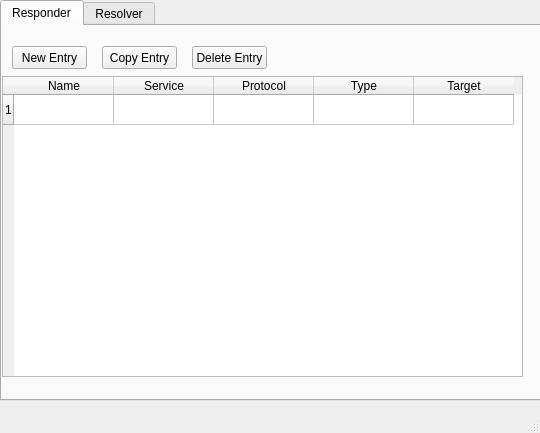
Qt form mainwindow.ui (MarianBogdanCostel/Aplicatie-Zero-config-mDNS-and-DNS-SD) before a commit.
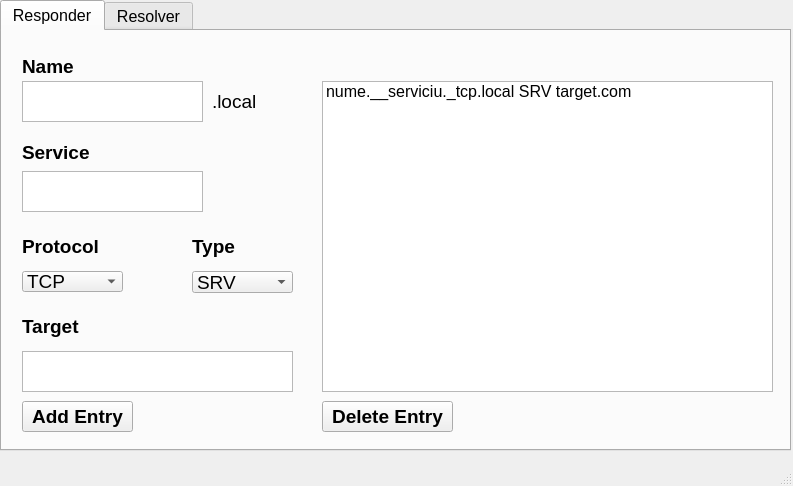
The same form after that commit.

Patch:
```diff
--- a/mainwindow.ui
+++ b/mainwindow.ui
@@ -6,8 +6,8 @@
    <rect>
     <x>0</x>
     <y>0</y>
-    <width>540</width>
-    <height>433</height>
+    <width>793</width>
+    <height>486</height>
    </rect>
   </property>
   <property name="windowTitle">
@@ -19,10 +19,15 @@
      <rect>
       <x>0</x>
       <y>0</y>
-      <width>541</width>
-      <height>401</height>
+      <width>791</width>
+      <height>451</height>
      </rect>
     </property>
+    <property name="font">
+     <font>
+      <pointsize>12</pointsize>
+     </font>
+    </property>
     <property name="currentIndex">
      <number>0</number>
     </property>
@@ -30,80 +35,261 @@
      <attribute name="title">
       <string>Responder</string>
      </attribute>
-     <widget class="QTableWidget" name="tableWidget">
-      <property name="geometry">
-       <rect>
-        <x>0</x>
-        <y>50</y>
-        <width>521</width>
-        <height>301</height>
-       </rect>
-      </property>
-      <row>
-       <property name="text">
-        <string>1</string>
-       </property>
-      </row>
-      <column>
-       <property name="text">
-        <string>Name</string>
-       </property>
-      </column>
-      <column>
-       <property name="text">
-        <string>Service</string>
-       </property>
-      </column>
-      <column>
-       <property name="text">
-        <string>Protocol</string>
-       </property>
-      </column>
-      <column>
-       <property name="text">
-        <string>Type</string>
-       </property>
-      </column>
-      <column>
-       <property name="text">
-        <string>Target</string>
-       </property>
-      </column>
-     </widget>
      <widget class="QPushButton" name="button_new">
       <property name="geometry">
        <rect>
-        <x>10</x>
-        <y>20</y>
-        <width>75</width>
-        <height>23</height>
+        <x>20</x>
+        <y>370</y>
+        <width>111</width>
+        <height>31</height>
        </rect>
       </property>
+      <property name="font">
+       <font>
+        <pointsize>14</pointsize>
+        <weight>75</weight>
+        <bold>true</bold>
+       </font>
+      </property>
       <property name="text">
-       <string>New Entry</string>
+       <string>Add Entry</string>
       </property>
      </widget>
-     <widget class="QPushButton" name="button_copy">
+     <widget class="QLabel" name="label">
       <property name="geometry">
        <rect>
-        <x>100</x>
+        <x>20</x>
         <y>20</y>
-        <width>75</width>
-        <height>23</height>
+        <width>61</width>
+        <height>31</height>
        </rect>
       </property>
       <property name="text">
-       <string>Copy Entry</string>
+       <string>&lt;html&gt;&lt;head/&gt;&lt;body&gt;&lt;p&gt;&lt;span style=&quot; font-size:14pt; font-weight:600;&quot;&gt;Name&lt;/span&gt;&lt;/p&gt;&lt;/body&gt;&lt;/html&gt;</string>
       </property>
      </widget>
-     <widget class="QPushButton" name="button_delete">
+     <widget class="QTextEdit" name="textEdit_2">
       <property name="geometry">
        <rect>
+        <x>20</x>
+        <y>50</y>
+        <width>181</width>
+        <height>41</height>
+       </rect>
+      </property>
+      <property name="font">
+       <font>
+        <pointsize>14</pointsize>
+       </font>
+      </property>
+      <property name="html">
+       <string>&lt;!DOCTYPE HTML PUBLIC &quot;-//W3C//DTD HTML 4.0//EN&quot; &quot;http://www.w3.org/TR/REC-html40/strict.dtd&quot;&gt;
+&lt;html&gt;&lt;head&gt;&lt;meta name=&quot;qrichtext&quot; content=&quot;1&quot; /&gt;&lt;style type=&quot;text/css&quot;&gt;
+p, li { white-space: pre-wrap; }
+&lt;/style&gt;&lt;/head&gt;&lt;body style=&quot; font-family:'MS Shell Dlg 2'; font-size:14pt; font-weight:400; font-style:normal;&quot;&gt;
+&lt;p style=&quot;-qt-paragraph-type:empty; margin-top:0px; margin-bottom:0px; margin-left:0px; margin-right:0px; -qt-block-indent:0; text-indent:0px;&quot;&gt;&lt;br /&gt;&lt;/p&gt;&lt;/body&gt;&lt;/html&gt;</string>
+      </property>
+     </widget>
+     <widget class="QLabel" name="label_2">
+      <property name="geometry">
+       <rect>
+        <x>20</x>
+        <y>110</y>
+        <width>71</width>
+        <height>21</height>
+       </rect>
+      </property>
+      <property name="text">
+       <string>&lt;html&gt;&lt;head/&gt;&lt;body&gt;&lt;p&gt;&lt;span style=&quot; font-size:14pt; font-weight:600;&quot;&gt;Service&lt;/span&gt;&lt;/p&gt;&lt;/body&gt;&lt;/html&gt;</string>
+      </property>
+     </widget>
+     <widget class="QLabel" name="label_3">
+      <property name="geometry">
+       <rect>
+        <x>20</x>
+        <y>200</y>
+        <width>91</width>
+        <height>31</height>
+       </rect>
+      </property>
+      <property name="text">
+       <string>&lt;html&gt;&lt;head/&gt;&lt;body&gt;&lt;p&gt;&lt;span style=&quot; font-size:14pt; font-weight:600;&quot;&gt;Protocol&lt;/span&gt;&lt;/p&gt;&lt;/body&gt;&lt;/html&gt;</string>
+      </property>
+     </widget>
+     <widget class="QComboBox" name="comboBox">
+      <property name="geometry">
+       <rect>
+        <x>20</x>
+        <y>240</y>
+        <width>101</width>
+        <height>21</height>
+       </rect>
+      </property>
+      <property name="font">
+       <font>
+        <pointsize>14</pointsize>
+        <weight>50</weight>
+        <bold>false</bold>
+       </font>
+      </property>
+      <item>
+       <property name="text">
+        <string>TCP</string>
+       </property>
+      </item>
+      <item>
+       <property name="text">
+        <string>UDP</string>
+       </property>
+      </item>
+     </widget>
+     <widget class="QLabel" name="label_4">
+      <property name="geometry">
+       <rect>
         <x>190</x>
-        <y>20</y>
-        <width>75</width>
-        <height>23</height>
+        <y>200</y>
+        <width>71</width>
+        <height>31</height>
        </rect>
+      </property>
+      <property name="text">
+       <string>&lt;html&gt;&lt;head/&gt;&lt;body&gt;&lt;p&gt;&lt;span style=&quot; font-size:14pt; font-weight:600;&quot;&gt;Type&lt;/span&gt;&lt;/p&gt;&lt;/body&gt;&lt;/html&gt;</string>
+      </property>
+     </widget>
+     <widget class="QComboBox" name="comboBox_2">
+      <property name="geometry">
+       <rect>
+        <x>190</x>
+        <y>240</y>
+        <width>101</width>
+        <height>22</height>
+       </rect>
+      </property>
+      <property name="font">
+       <font>
+        <pointsize>14</pointsize>
+        <weight>50</weight>
+        <bold>false</bold>
+       </font>
+      </property>
+      <item>
+       <property name="text">
+        <string>SRV</string>
+       </property>
+      </item>
+      <item>
+       <property name="text">
+        <string>TXT</string>
+       </property>
+      </item>
+     </widget>
+     <widget class="QLabel" name="label_5">
+      <property name="geometry">
+       <rect>
+        <x>210</x>
+        <y>50</y>
+        <width>81</width>
+        <height>41</height>
+       </rect>
+      </property>
+      <property name="text">
+       <string>&lt;html&gt;&lt;head/&gt;&lt;body&gt;&lt;p&gt;&lt;span style=&quot; font-size:14pt;&quot;&gt;.local&lt;/span&gt;&lt;/p&gt;&lt;/body&gt;&lt;/html&gt;</string>
+      </property>
+     </widget>
+     <widget class="QTextEdit" name="textEdit_4">
+      <property name="geometry">
+       <rect>
+        <x>20</x>
+        <y>320</y>
+        <width>271</width>
+        <height>41</height>
+       </rect>
+      </property>
+      <property name="font">
+       <font>
+        <pointsize>14</pointsize>
+       </font>
+      </property>
+      <property name="html">
+       <string>&lt;!DOCTYPE HTML PUBLIC &quot;-//W3C//DTD HTML 4.0//EN&quot; &quot;http://www.w3.org/TR/REC-html40/strict.dtd&quot;&gt;
+&lt;html&gt;&lt;head&gt;&lt;meta name=&quot;qrichtext&quot; content=&quot;1&quot; /&gt;&lt;style type=&quot;text/css&quot;&gt;
+p, li { white-space: pre-wrap; }
+&lt;/style&gt;&lt;/head&gt;&lt;body style=&quot; font-family:'MS Shell Dlg 2'; font-size:14pt; font-weight:400; font-style:normal;&quot;&gt;
+&lt;p style=&quot;-qt-paragraph-type:empty; margin-top:0px; margin-bottom:0px; margin-left:0px; margin-right:0px; -qt-block-indent:0; text-indent:0px;&quot;&gt;&lt;br /&gt;&lt;/p&gt;&lt;/body&gt;&lt;/html&gt;</string>
+      </property>
+     </widget>
+     <widget class="QTextEdit" name="textEdit_3">
+      <property name="geometry">
+       <rect>
+        <x>20</x>
+        <y>140</y>
+        <width>181</width>
+        <height>41</height>
+       </rect>
+      </property>
+      <property name="font">
+       <font>
+        <pointsize>14</pointsize>
+       </font>
+      </property>
+      <property name="html">
+       <string>&lt;!DOCTYPE HTML PUBLIC &quot;-//W3C//DTD HTML 4.0//EN&quot; &quot;http://www.w3.org/TR/REC-html40/strict.dtd&quot;&gt;
+&lt;html&gt;&lt;head&gt;&lt;meta name=&quot;qrichtext&quot; content=&quot;1&quot; /&gt;&lt;style type=&quot;text/css&quot;&gt;
+p, li { white-space: pre-wrap; }
+&lt;/style&gt;&lt;/head&gt;&lt;body style=&quot; font-family:'MS Shell Dlg 2'; font-size:14pt; font-weight:400; font-style:normal;&quot;&gt;
+&lt;p style=&quot;-qt-paragraph-type:empty; margin-top:0px; margin-bottom:0px; margin-left:0px; margin-right:0px; -qt-block-indent:0; text-indent:0px;&quot;&gt;&lt;br /&gt;&lt;/p&gt;&lt;/body&gt;&lt;/html&gt;</string>
+      </property>
+     </widget>
+     <widget class="QLabel" name="label_6">
+      <property name="geometry">
+       <rect>
+        <x>20</x>
+        <y>280</y>
+        <width>71</width>
+        <height>31</height>
+       </rect>
+      </property>
+      <property name="text">
+       <string>&lt;html&gt;&lt;head/&gt;&lt;body&gt;&lt;p&gt;&lt;span style=&quot; font-size:14pt; font-weight:600;&quot;&gt;Target&lt;/span&gt;&lt;/p&gt;&lt;/body&gt;&lt;/html&gt;</string>
+      </property>
+     </widget>
+     <widget class="QListWidget" name="listWidget_2">
+      <property name="geometry">
+       <rect>
+        <x>320</x>
+        <y>50</y>
+        <width>451</width>
+        <height>311</height>
+       </rect>
+      </property>
+      <property name="font">
+       <font>
+        <pointsize>12</pointsize>
+        <weight>50</weight>
+        <bold>false</bold>
+       </font>
+      </property>
+      <item>
+       <property name="text">
+        <string>nume.__serviciu._tcp.local SRV target.com</string>
+       </property>
+      </item>
+     </widget>
+     <widget class="QPushButton" name="button_new_2">
+      <property name="geometry">
+       <rect>
+        <x>320</x>
+        <y>370</y>
+        <width>131</width>
+        <height>31</height>
+       </rect>
+      </property>
+      <property name="font">
+       <font>
+        <pointsize>14</pointsize>
+        <weight>75</weight>
+        <bold>true</bold>
+       </font>
       </property>
       <property name="text">
        <string>Delete Entry</string>
```
Left out of the diff: 52 changed lines with no effect on the pictures.
